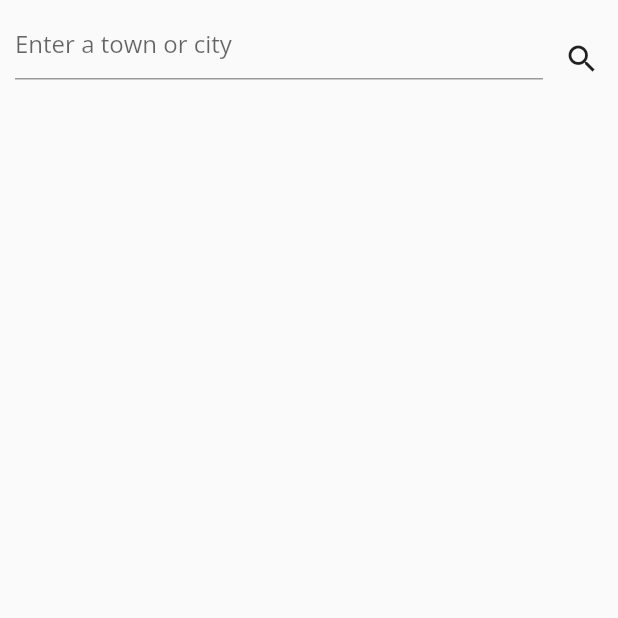
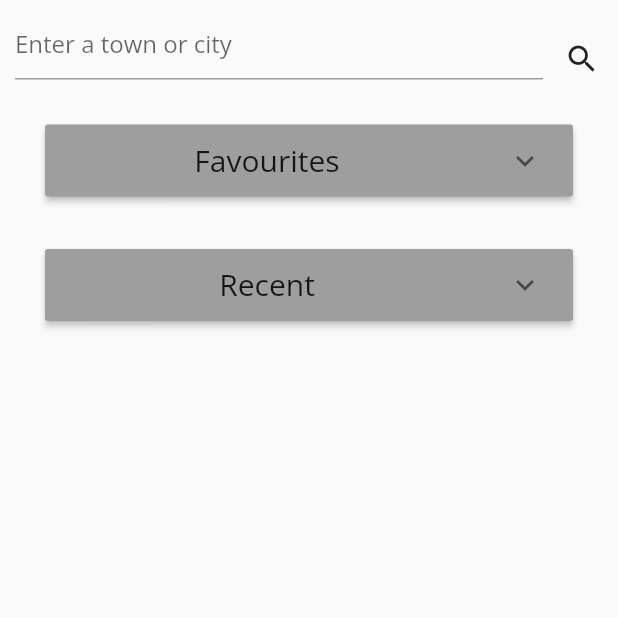
Before and after one commit to dnewmanAU/weather-flutter-app, a Flutter app: the Location screen opened directly, on a phone screen of 412 x 824 dp, the top half of it. Run offline on Flutter 3.47's test engine with Material 2 defaults, Android fonts, the phone set to English and light mode, and no system bars; our stand-ins replace carousel_slider, shared_preferences; accounts and stored records are empty.

Commit message:
improved location screen, onboard screen complete

```diff
--- a/lib/routes/location.dart
+++ b/lib/routes/location.dart
@@ -11,6 +11,9 @@ class Location extends StatefulWidget {
 
 class _LocationState extends State<Location> {
   final _textController = TextEditingController();
+
+  bool _favouritesExpanded = false;
+  bool _recentExpanded = false;
 
   @override
   void initState() {
@@ -91,49 +94,47 @@ class _LocationState extends State<Location> {
               future: Future.wait(
                   [_getLocations('favourites'), _getLocations('recent')]),
               builder: (context, AsyncSnapshot<List<dynamic>> snapshot) {
-                return Expanded(
-                  child: ListView(
+                return Column(
                   children: [
-                      Visibility(
-                        visible:
-                            snapshot.connectionState == ConnectionState.done &&
-                                snapshot.data?[0].length > 0,
-                        child: Column(
-                          children: const [
                     Padding(
-                              padding: EdgeInsets.only(top: 25.0),
-                              child: Center(
+                      padding: const EdgeInsets.fromLTRB(30, 5, 30, 30),
+                      child: ExpansionPanelList(
+                        expansionCallback: (int index, bool favouriteExpanded) {
+                          setState(() {
+                            _favouritesExpanded = !favouriteExpanded;
+                          });
+                        },
+                        children: [
+                          //for (var location in snapshot.data?[1] ?? <String>[])
+                          ExpansionPanel(
+                            headerBuilder: (context, isExpanded) {
+                              return const Center(
                                   child: Text(
                                 'Favourites',
                                 style: TextStyle(fontSize: 20),
-                              )),
-                            ),
-                            Padding(
-                              padding: EdgeInsets.only(top: 5.0, bottom: 5.0),
-                              child: Divider(
-                                color: Colors.blue,
-                                thickness: 1.3,
-                                height: 5,
-                                indent: 12,
-                                endIndent: 12,
-                              ),
-                            ),
-                          ],
-                        ),
-                      ),
-                      for (var location in snapshot.data?[0] ?? <String>[])
+                              ));
+                            },
+                            body: Padding(
+                              padding: const EdgeInsets.only(bottom: 35),
+                              child: Column(
+                                children: [
+                                  for (var location
+                                      in snapshot.data?[0] ?? <String>[])
                                     Padding(
                                       padding: const EdgeInsets.symmetric(
                                           vertical: 5.0, horizontal: 15.0),
                                       child: Card(
                                         child: ListTile(
                                           leading: IconButton(
-                                  icon: const Icon(Icons.star_rounded),
+                                              icon: const Icon(
+                                                  Icons.star_rounded),
                                               // remove a favourite and add to recent
                                               onPressed: () {
                                                 setState(() {
-                                      _removeLocation('favourites', location);
-                                      _addLocation('recent', location);
+                                                  _removeLocation(
+                                                      'favourites', location);
+                                                  _addLocation(
+                                                      'recent', location);
                                                 });
                                               }),
                                           title: InkWell(
@@ -143,52 +144,62 @@ class _LocationState extends State<Location> {
                                               Navigator.push(
                                                   context,
                                                   MaterialPageRoute(
-                                          builder: (context) => const Home()));
+                                                      builder: (context) =>
+                                                          const Home()));
                                             },
                                           ),
                                         ),
                                       ),
                                     ),
-                      Visibility(
-                        visible:
-                            snapshot.connectionState == ConnectionState.done &&
-                                snapshot.data?[1].length > 0,
-                        child: Column(
-                          children: const [
-                            Padding(
-                              padding: EdgeInsets.only(top: 25.0),
-                              child: Center(
-                                  child: Text(
-                                'Recent',
-                                style: TextStyle(fontSize: 20),
-                              )),
+                                ],
                               ),
-                            Padding(
-                              padding: EdgeInsets.only(top: 5.0, bottom: 5.0),
-                              child: Divider(
-                                color: Colors.blue,
-                                thickness: 1.3,
-                                height: 5,
-                                indent: 12,
-                                endIndent: 12,
                             ),
+                            isExpanded: _favouritesExpanded,
+                            backgroundColor: Colors.grey,
+                            canTapOnHeader: true,
                           ),
                         ],
                       ),
                     ),
-                      for (var location in snapshot.data?[1] ?? <String>[])
+                    Padding(
+                      padding: const EdgeInsets.fromLTRB(30, 5, 30, 30),
+                      child: ExpansionPanelList(
+                        expansionCallback: (_, bool recentExpanded) {
+                          setState(() {
+                            _recentExpanded = !recentExpanded;
+                          });
+                        },
+                        children: [
+                          //for (var location in snapshot.data?[1] ?? <String>[])
+                          ExpansionPanel(
+                            headerBuilder: (context, isExpanded) {
+                              return const Center(
+                                  child: Text(
+                                'Recent',
+                                style: TextStyle(fontSize: 20),
+                              ));
+                            },
+                            body: Padding(
+                              padding: const EdgeInsets.only(bottom: 35),
+                              child: Column(
+                                children: [
+                                  for (var location
+                                      in snapshot.data?[1] ?? <String>[])
                                     Padding(
                                       padding: const EdgeInsets.symmetric(
                                           vertical: 5.0, horizontal: 15.0),
                                       child: Card(
                                         child: ListTile(
                                           leading: IconButton(
-                                icon: const Icon(Icons.star_outline_rounded),
+                                            icon: const Icon(
+                                                Icons.star_outline_rounded),
                                             // add a favourite and remove from recent
                                             onPressed: () {
                                               setState(() {
-                                    _addLocation('favourites', location);
-                                    _removeLocation('recent', location);
+                                                _addLocation(
+                                                    'favourites', location);
+                                                _removeLocation(
+                                                    'recent', location);
                                               });
                                             },
                                           ),
@@ -199,21 +210,35 @@ class _LocationState extends State<Location> {
                                               Navigator.push(
                                                   context,
                                                   MaterialPageRoute(
-                                          builder: (context) => const Home()));
+                                                      builder: (context) =>
+                                                          const Home()));
                                             },
                                           ),
                                           trailing: IconButton(
-                                  icon: const Icon(Icons.close_rounded),
+                                            icon:
+                                                const Icon(Icons.close_rounded),
+                                            onPressed: () {
+                                              setState(() {
+                                                _removeLocation(
+                                                    'recent', location);
+                                              });
+                                            },
                                             // remove from recent
-                                  onPressed: () {
-                                    setState(() =>
-                                        _removeLocation('recent', location));
-                                  }),
+                                          ),
                                         ),
                                       ),
                                     ),
                                 ],
                               ),
+                            ),
+                            isExpanded: _recentExpanded,
+                            backgroundColor: Colors.grey,
+                            canTapOnHeader: true,
+                          ),
+                        ],
+                      ),
+                    ),
+                  ],
                 );
               },
             ),
```
Also changed, not shown: lib/routes/onboarding.dart (+68 -16 lines). Lines whose indentation alone changed are shown as unchanged.
